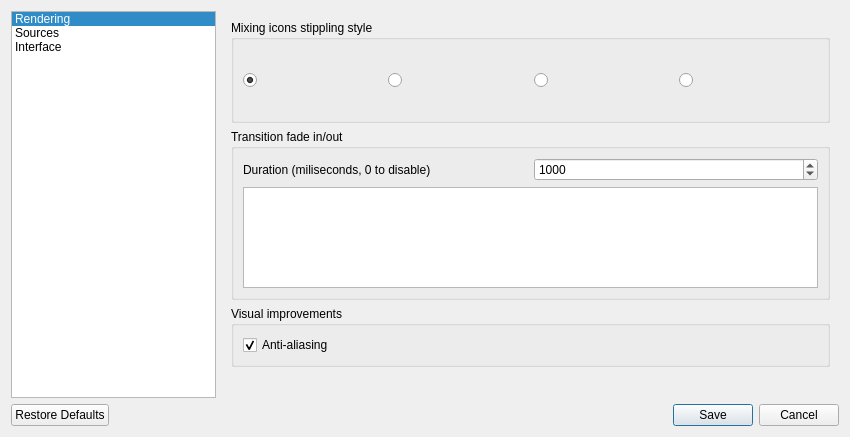
markus-wa/glmixer-mirror, file src/UserPreferencesDialog.ui: the form before one commit.
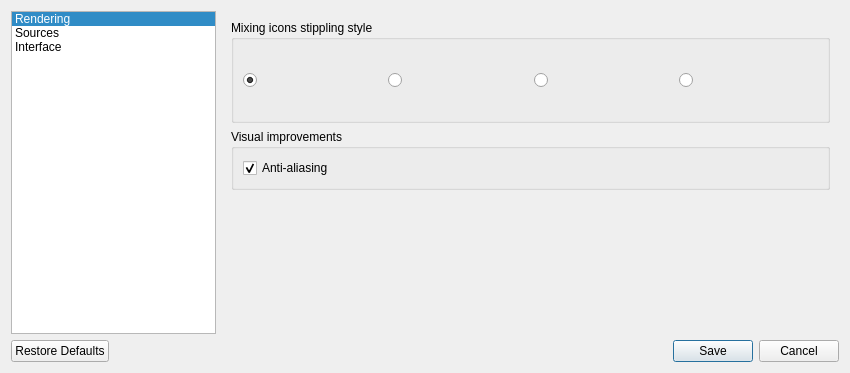
The form after the commit. The open tabs and pages were chosen to show the change. Icons and pictures are not drawn. Custom widgets are drawn as their Qt base class.

Commit message: Moved configuration of transition duration and curve type to the session switcher (including the preference saving).

```diff
--- a/src/UserPreferencesDialog.ui
+++ b/src/UserPreferencesDialog.ui
@@ -7,7 +7,7 @@
     <x>0</x>
     <y>0</y>
     <width>850</width>
-    <height>437</height>
+    <height>373</height>
    </rect>
   </property>
   <property name="windowTitle">
@@ -632,73 +632,6 @@
          </layout>
         </widget>
        </item>
-       <item>
-        <widget class="QGroupBox" name="groupBox">
-         <property name="toolTip">
-          <string>Smoothing fade in or out when closing or openning a session.</string>
-         </property>
-         <property name="title">
-          <string>Transition fade in/out</string>
-         </property>
-         <layout class="QVBoxLayout" name="verticalLayout">
-          <item>
-           <layout class="QHBoxLayout" name="horizontalLayout_2">
-            <item>
-             <widget class="QLabel" name="label">
-              <property name="text">
-               <string>Duration (miliseconds, 0 to disable)</string>
-              </property>
-             </widget>
-            </item>
-            <item>
-             <widget class="QSpinBox" name="transitionDuration">
-              <property name="toolTip">
-               <string>How long does the transition take.</string>
-              </property>
-              <property name="maximum">
-               <number>5000</number>
-              </property>
-              <property name="singleStep">
-               <number>200</number>
-              </property>
-              <property name="value">
-               <number>1000</number>
-              </property>
-             </widget>
-            </item>
-           </layout>
-          </item>
-          <item>
-           <widget class="QListWidget" name="easingCurvePicker">
-            <property name="sizePolicy">
-             <sizepolicy hsizetype="Expanding" vsizetype="Preferred">
-              <horstretch>0</horstretch>
-              <verstretch>0</verstretch>
-             </sizepolicy>
-            </property>
-            <property name="maximumSize">
-             <size>
-              <width>16777215</width>
-              <height>120</height>
-             </size>
-            </property>
-            <property name="toolTip">
-             <string>Choose the transition curve (opacity variation  in time)</string>
-            </property>
-            <property name="isWrapping" stdset="0">
-             <bool>false</bool>
-            </property>
-            <property name="viewMode">
-             <enum>QListView::IconMode</enum>
-            </property>
-            <property name="selectionRectVisible">
-             <bool>false</bool>
-            </property>
-           </widget>
-          </item>
-         </layout>
-        </widget>
-       </item>
        <item>
         <widget class="QGroupBox" name="groupBox_2">
          <property name="title">
```
The commit also changes 6 other files.
